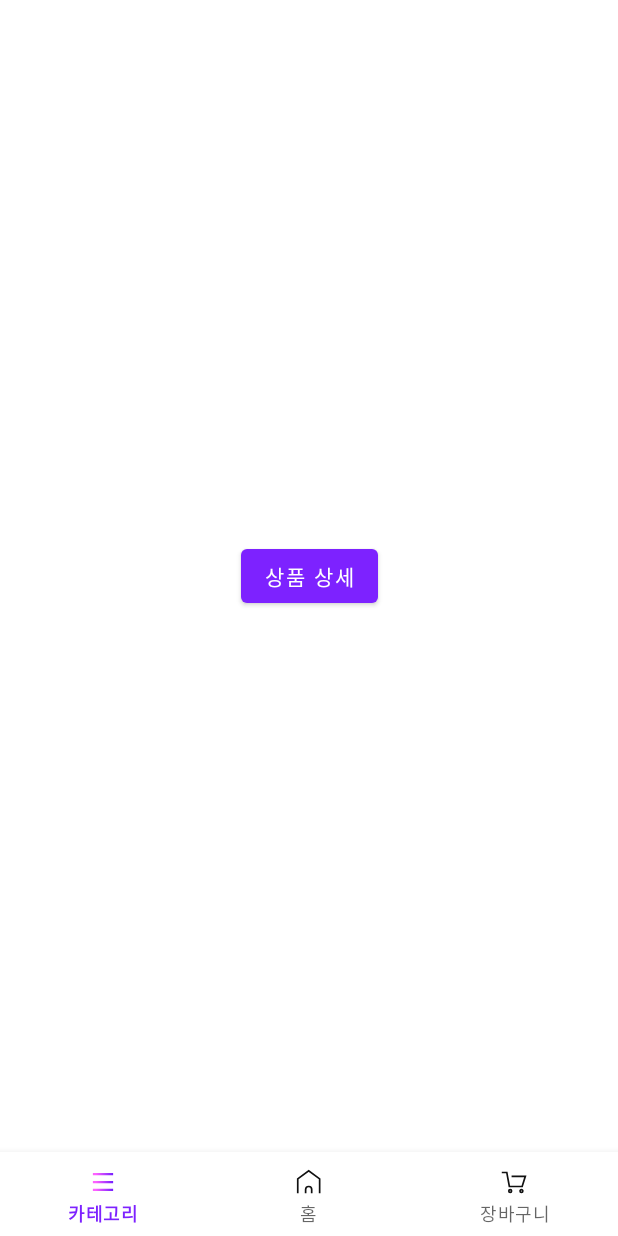
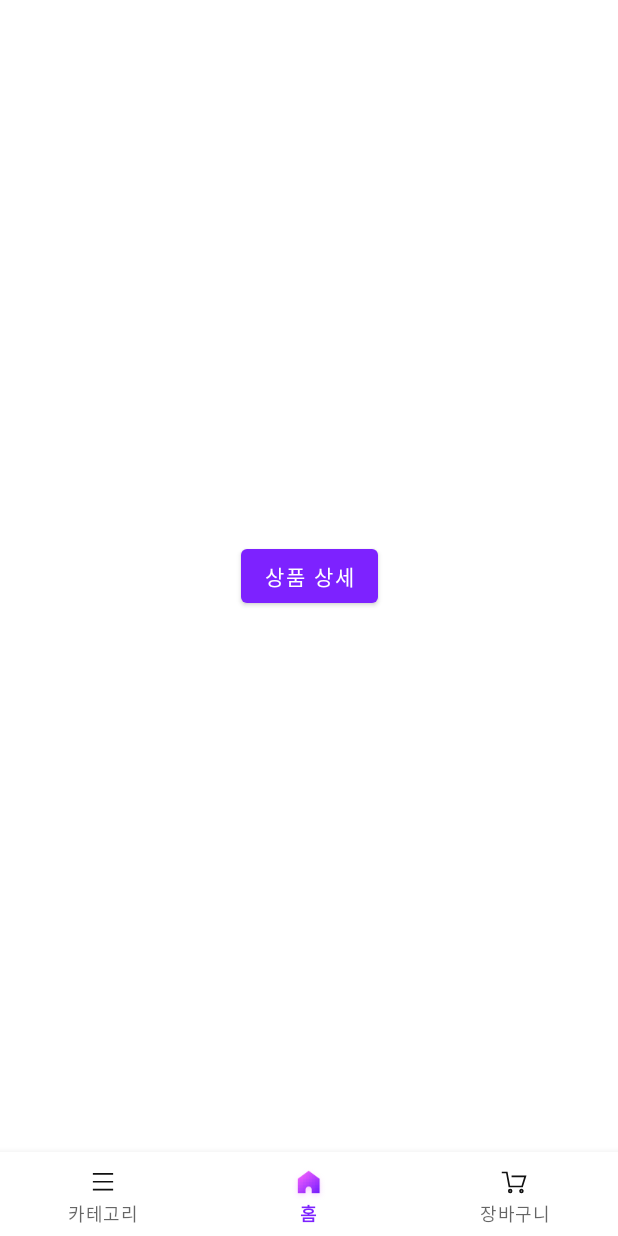
Before and after one commit to min06274/android-shoppi, an Android app: the screen it shows after launch (MainActivity), on a phone screen of 412 x 824 dp. Run offline under Robolectric (Android 15) with nearby library versions, the phone set to English and light mode, and no system bars; our stand-ins replace navigation-ui.

Commit message:
Jetpack Navigation , let 오류 해결 (강사랑 gradle 똑같이 함)

```diff
--- a/app/src/main/java/min/bo/shoppi/android/MainActivity.kt
+++ b/app/src/main/java/min/bo/shoppi/android/MainActivity.kt
@@ -2,6 +2,8 @@ package min.bo.shoppi.android
 
 import androidx.appcompat.app.AppCompatActivity
 import android.os.Bundle
+import androidx.navigation.fragment.findNavController
+import androidx.navigation.ui.setupWithNavController
 import com.google.android.material.bottomnavigation.BottomNavigationView
 
 class MainActivity : AppCompatActivity() {
@@ -11,5 +13,12 @@ class MainActivity : AppCompatActivity() {
 
         val bottomNavigationView = findViewById<BottomNavigationView>(R.id.navigation_main)
         bottomNavigationView.itemIconTintList = null
+
+
+        val navController = supportFragmentManager.findFragmentById(R.id.container_main)?.findNavController()
+        navController?.let{
+            bottomNavigationView.setupWithNavController(it)
+        }
+
     }
 }
--- a/app/src/main/res/layout/activity_main.xml
+++ b/app/src/main/res/layout/activity_main.xml
@@ -9,13 +9,15 @@
 
     <androidx.fragment.app.FragmentContainerView
         android:id="@+id/container_main"
-        android:name="min.bo.shoppi.android.HomeFragment"
+        android:name="androidx.navigation.fragment.NavHostFragment"
         android:layout_width="0dp"
         android:layout_height="0dp"
+        app:defaultNavHost="true"
         app:layout_constraintBottom_toTopOf="@id/navigation_main"
         app:layout_constraintEnd_toEndOf="parent"
         app:layout_constraintStart_toStartOf="parent"
-        app:layout_constraintTop_toTopOf="parent" />
+        app:layout_constraintTop_toTopOf="parent"
+        app:navGraph="@navigation/main_navigation" />
 
 
     <com.google.android.material.bottomnavigation.BottomNavigationView
--- /dev/null
+++ b/app/src/main/res/navigation/main_navigation.xml
@@ -0,0 +1,19 @@
+<?xml version="1.0" encoding="utf-8"?>
+<navigation xmlns:android="http://schemas.android.com/apk/res/android"
+    xmlns:app="http://schemas.android.com/apk/res-auto"
+    android:id="@+id/main_navigation"
+    app:startDestination="@id/navigation_home">
+
+    <fragment
+        android:id="@+id/navigation_home"
+        android:name="min.bo.shoppi.android.HomeFragment"
+        android:label="HomeFragment" />
+    <fragment
+        android:id="@+id/navigation_category"
+        android:name="min.bo.shoppi.android.CategoryFragment"
+        android:label="CategoryFragment" />
+    <fragment
+        android:id="@+id/navigation_cart"
+        android:name="min.bo.shoppi.android.CartFragment"
+        android:label="CartFragment" />
+</navigation>
```
Also changed, not shown: app/build.gradle (+16 -8 lines), app/src/main/java/min/bo/shoppi/android/CartFragment.kt (added, +19 -0 lines), app/src/main/java/min/bo/shoppi/android/CategoryFragment.kt (added, +18 -0 lines), app/src/main/res/layout/fragment_cart.xml (added, +18 -0 lines), app/src/main/res/layout/fragment_catecory.xml (added, +17 -0 lines), build.gradle (+6 -2 lines).
